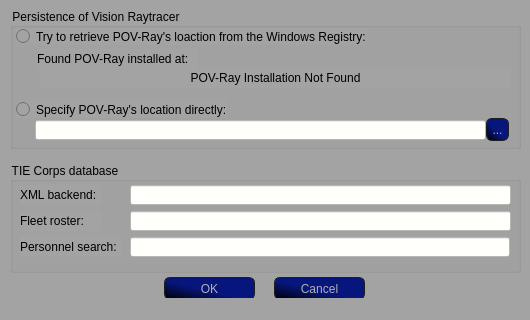
Above: data/uis/config.ui from SmTaUcM/TTT3 before the change. Below: the same form after it.
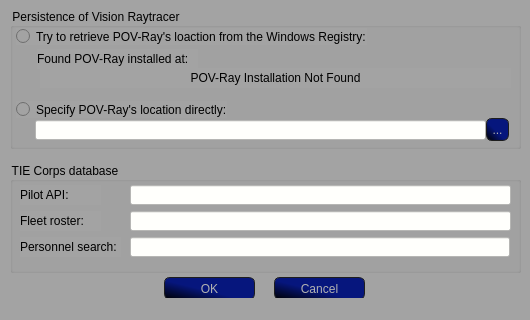
That is the form after the change. Icons and pictures are not drawn.

The edit to the form file:
```diff
--- a/data/uis/config.ui
+++ b/data/uis/config.ui
@@ -352,7 +352,7 @@
       </font>
      </property>
      <property name="text">
-      <string>XML backend:</string>
+      <string>Pilot API:</string>
      </property>
     </widget>
     <widget class="QLineEdit" name="le_backend">
```
